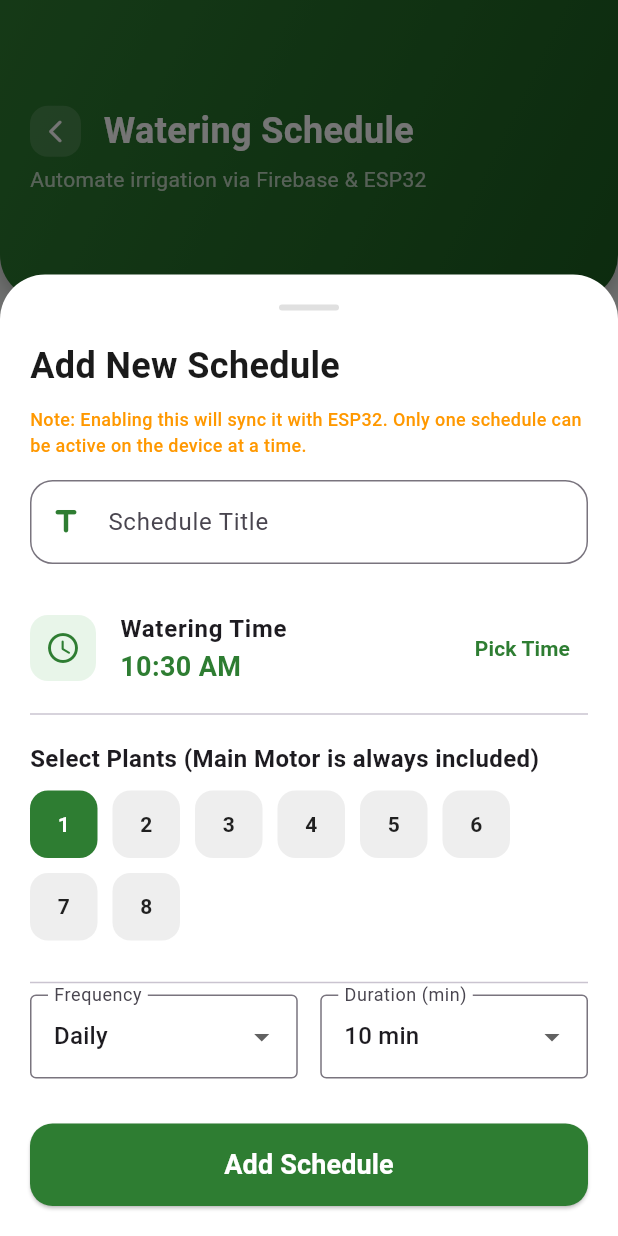
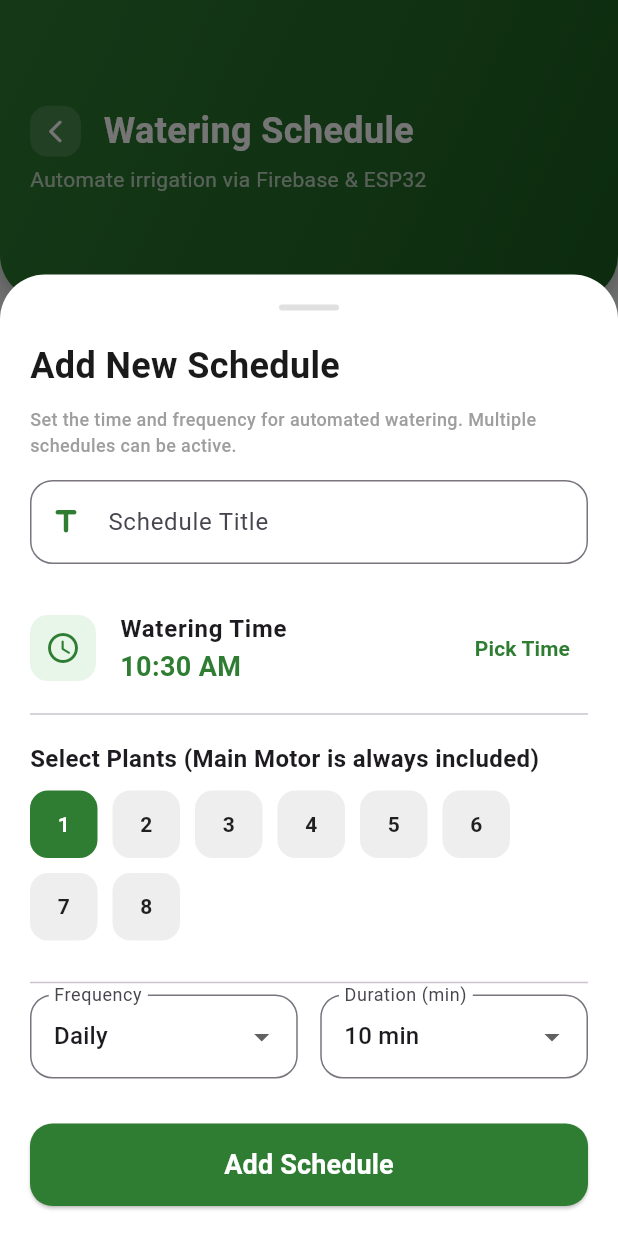
Before and after one commit to ShoonyanshSmartIrrigation/smart_irrigation, a Flutter app: the ScheduleScreen screen opened directly, after a tap on "New Schedule", on a phone screen of 412 x 824 dp. Run offline on Flutter 3.47's test engine with Material 3 defaults, Android fonts, the phone set to English and light mode, and no system bars; our stand-ins replace connectivity_plus, firebase_auth, firebase_core, firebase_database, flutter_secure_storage, flutter_svg and 4 more; missing offline and left inert: flutter_ringtone_player, network_info_plus, wifi_iot, wifi_scan; accounts and stored records are empty.

Commit message:
updated scheduler ui and logic

```diff
--- a/lib/Screens/schedule_screen.dart
+++ b/lib/Screens/schedule_screen.dart
@@ -150,8 +150,8 @@ class _ScheduleScreenState extends State<ScheduleScreen> {
                 ),
                 const SizedBox(height: 10),
                 const Text(
-                  "Note: Enabling this will sync it with ESP32. Only one schedule can be active on the device at a time.",
-                  style: TextStyle(fontSize: 12, color: Colors.orange, fontWeight: FontWeight.w500),
+                  "Set the time and frequency for automated watering. Multiple schedules can be active.",
+                  style: TextStyle(fontSize: 12, color: AppColors.grey, fontWeight: FontWeight.w500),
                 ),
                 const SizedBox(height: 15),
                 TextFormField(
@@ -228,7 +228,10 @@ class _ScheduleScreenState extends State<ScheduleScreen> {
                     Expanded(
                       child: DropdownButtonFormField<String>(
                         value: frequency,
-                        decoration: const InputDecoration(labelText: "Frequency", border: OutlineInputBorder()),
+                        decoration: InputDecoration(
+                          labelText: "Frequency",
+                          border: OutlineInputBorder(borderRadius: BorderRadius.circular(15)),
+                        ),
                         items: ["Daily", "Weekly", "Mon-Wed-Fri", "Weekends"]
                             .map((f) => DropdownMenuItem(value: f, child: Text(f))).toList(),
                         onChanged: (val) => setModalState(() => frequency = val!),
@@ -238,8 +241,17 @@ class _ScheduleScreenState extends State<ScheduleScreen> {
                     Expanded(
                       child: DropdownButtonFormField<int>(
                         value: duration,
-                        decoration: const InputDecoration(labelText: "Duration (min)", border: OutlineInputBorder()),
-                        items: [5, 10, 15, 20, 30].map((d) => DropdownMenuItem(value: d, child: Text("$d min"))).toList(),
+                        menuMaxHeight: 300,
+                        decoration: InputDecoration(
+                          labelText: "Duration (min)",
+                          border: OutlineInputBorder(borderRadius: BorderRadius.circular(15)),
+                        ),
+                        items: List.generate(60, (index) => index + 1)
+                            .map((d) => DropdownMenuItem(
+                                  value: d,
+                                  child: Text("$d min"),
+                                ))
+                            .toList(),
                         onChanged: (val) => setModalState(() => duration = val!),
                       ),
                     ),
--- a/lib/services/schedule_service.dart
+++ b/lib/services/schedule_service.dart
@@ -145,17 +145,12 @@ class ScheduleService extends ChangeNotifier {
 
   Future<void> addSchedule(WateringSchedule schedule) async {
     try {
-      if (schedule.isEnabled) {
-        await _disableAllSchedulesInFirebase();
-      }
-
+      // Removed mutual exclusivity to allow multiple enabled schedules
       await _db.ref("$_basePath/${schedule.id}").set(schedule.toJson());
 
       if (schedule.isEnabled) {
         await _syncToEsp32(schedule);
       }
-
-      // The listener will catch the database change and update the UI
     } catch (e) {
       debugPrint("ScheduleService Add Error: $e");
       rethrow;
@@ -164,10 +159,7 @@ class ScheduleService extends ChangeNotifier {
 
   Future<void> updateSchedule(WateringSchedule schedule) async {
     try {
-      if (schedule.isEnabled) {
-        await _disableAllSchedulesInFirebase(excludeId: schedule.id);
-      }
-
+      // Removed mutual exclusivity to allow multiple enabled schedules
       await _db.ref("$_basePath/${schedule.id}").update(schedule.toJson());
 
       if (schedule.isEnabled) {
@@ -175,8 +167,6 @@ class ScheduleService extends ChangeNotifier {
       } else {
         await _stopEsp32Alarm();
       }
-
-      // The listener will catch the database change and update the UI
     } catch (e) {
       debugPrint("ScheduleService Update Error: $e");
       rethrow;
@@ -195,8 +185,6 @@ class ScheduleService extends ChangeNotifier {
       if (schedule.isEnabled) {
         await _stopEsp32Alarm();
       }
-
-      // The listener will catch the database change and update the UI
     } catch (e) {
       debugPrint("ScheduleService Delete Error: $e");
       rethrow;
@@ -211,14 +199,6 @@ class ScheduleService extends ChangeNotifier {
     } catch (e) {
        debugPrint("ScheduleService Toggle Error: $e");
        rethrow;
-    }
-  }
-
-  Future<void> _disableAllSchedulesInFirebase({String? excludeId}) async {
-    for (var s in _schedules) {
-      if (s.id != excludeId && s.isEnabled) {
-        await _db.ref("$_basePath/${s.id}").update({'isEnabled': false});
-      }
     }
   }
 
```
